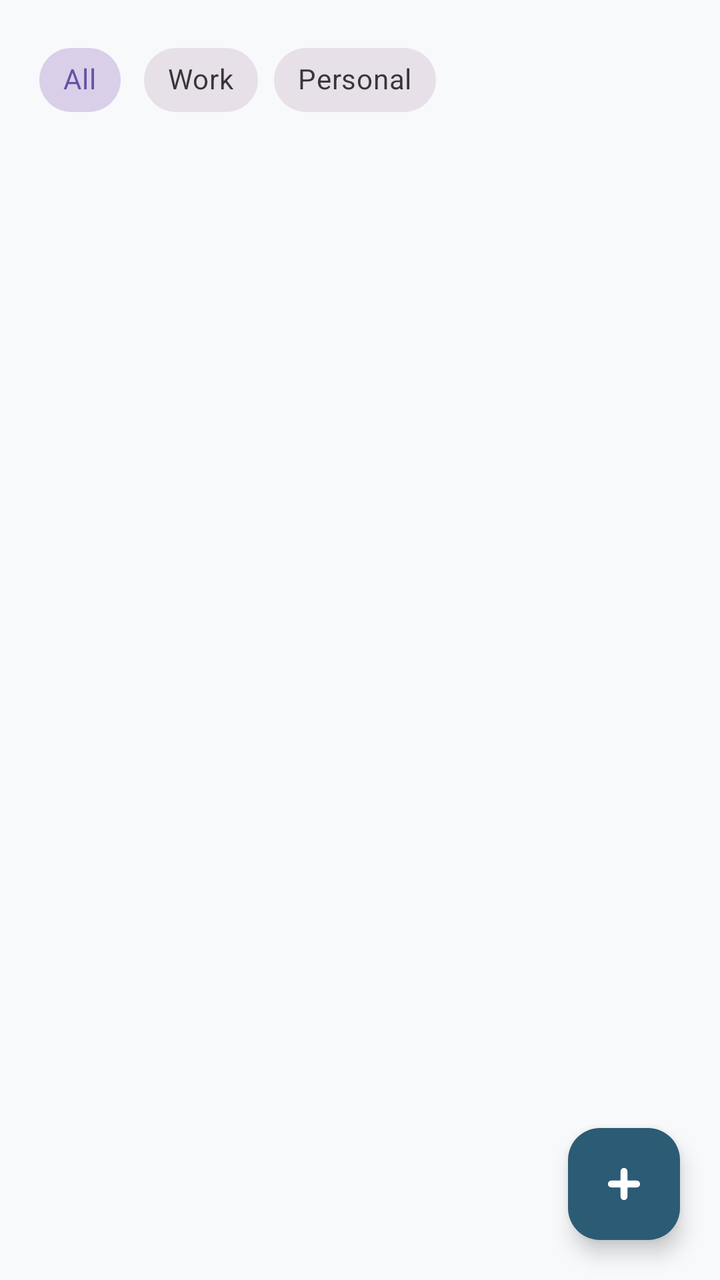
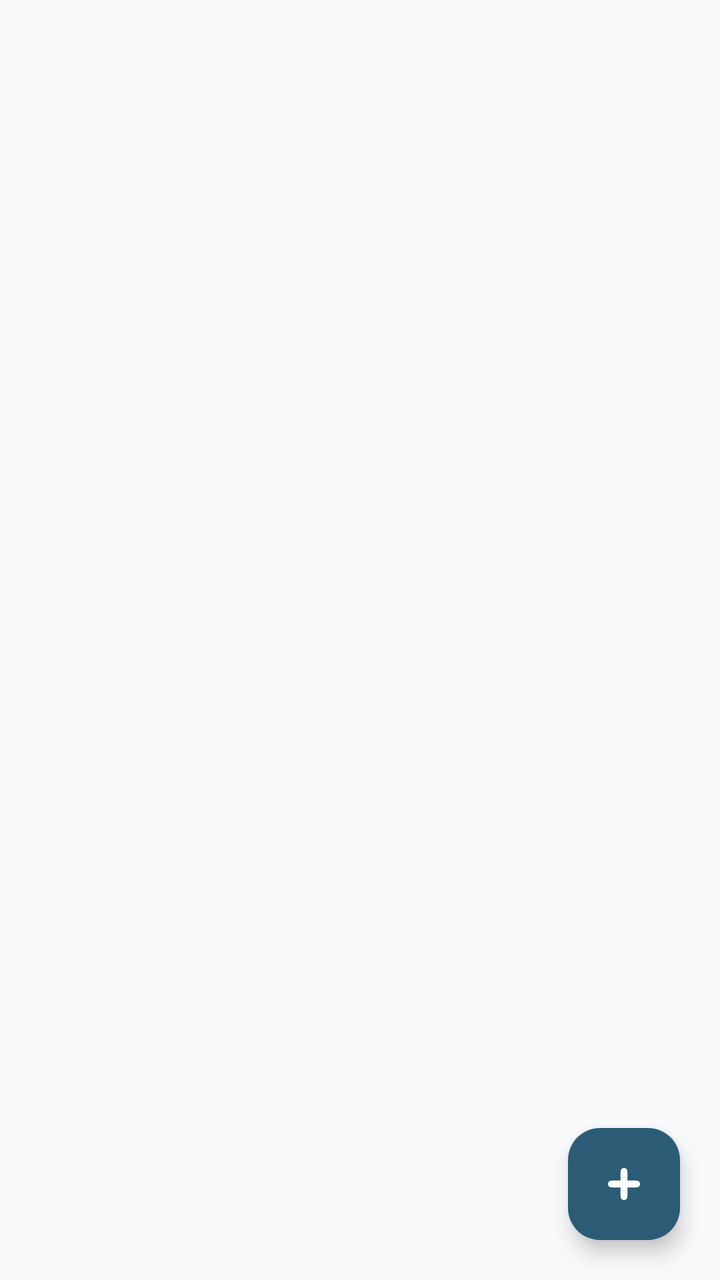

Two renders of the same Android screen: before a commit and after it. Below are the layout's source before the change and the commit's diff.
<!-- AndroidManifest.xml: application theme Theme.Act1PGL -->
<!-- res/layout/fragment_tasks.xml -->
<?xml version="1.0" encoding="utf-8"?>
<RelativeLayout xmlns:android="http://schemas.android.com/apk/res/android"
    xmlns:app="http://schemas.android.com/apk/res-auto"
    android:layout_width="match_parent"
    android:layout_height="match_parent"
    android:background="#F8F9FA">

    
    <HorizontalScrollView
        android:id="@+id/scroll_chips"
        android:layout_width="match_parent"
        android:layout_height="wrap_content"
        android:scrollbars="none"
        android:paddingHorizontal="16dp"
        android:paddingTop="16dp"
        android:paddingBottom="8dp">

        <com.google.android.material.chip.ChipGroup
            android:id="@+id/chip_group_filter"
            android:layout_width="wrap_content"
            android:layout_height="wrap_content"
            app:singleSelection="true"
            app:selectionRequired="true">

            <com.google.android.material.chip.Chip
                android:id="@+id/chip_all"
                style="@style/Widget.MaterialComponents.Chip.Choice"
                android:layout_width="wrap_content"
                android:layout_height="wrap_content"
                android:checked="true"
                android:text="All" />

            <com.google.android.material.chip.Chip
                android:id="@+id/chip_work"
                style="@style/Widget.MaterialComponents.Chip.Choice"
                android:layout_width="wrap_content"
                android:layout_height="wrap_content"
                android:text="Work" />

            <com.google.android.material.chip.Chip
                android:id="@+id/chip_personal"
                style="@style/Widget.MaterialComponents.Chip.Choice"
                android:layout_width="wrap_content"
                android:layout_height="wrap_content"
                android:text="Personal" />

        </com.google.android.material.chip.ChipGroup>
    </HorizontalScrollView>

    
    <androidx.recyclerview.widget.RecyclerView
        android:id="@+id/recycler_tasks"
        android:layout_width="match_parent"
        android:layout_height="match_parent"
        android:layout_below="@id/scroll_chips"
        android:clipToPadding="false"
        android:padding="16dp" />

    
    <com.google.android.material.floatingactionbutton.FloatingActionButton
        android:id="@+id/fab_add_task"
        android:layout_width="wrap_content"
        android:layout_height="wrap_content"
        android:layout_alignParentEnd="true"
        android:layout_alignParentBottom="true"
        android:layout_marginEnd="20dp"
        android:layout_marginBottom="20dp"
        android:contentDescription="Add Task"
        android:src="@drawable/ic_add"
        app:backgroundTint="#2B5B75"
        app:tint="#FFFFFF" />

</RelativeLayout>
<!-- resources referenced by this layout -->
<resources>
  <!-- drawable ic_add (drawable) -->
  <vector xmlns:android="http://schemas.android.com/apk/res/android"
      android:width="612dp"
      android:height="612dp"
      android:viewportWidth="612"
      android:viewportHeight="612">
    <path
        android:pathData="M295.5,102.3c-17.3,4.5 -30,18.5 -32.5,35.9 -0.5,3.5 -1,32.7 -1,65l0,58.8 -59.2,-0c-34,-0 -61.9,0.4 -65.3,1 -3.3,0.5 -8.9,2.4 -12.5,4.2 -26.1,12.8 -31.9,48.4 -11.5,69.4 6.2,6.3 15.3,11 24.1,12.4 3.3,0.6 31.9,1 65.2,1l59.2,-0 0,60.1c0,66.9 0.2,68.7 6.6,79.6 14.2,24.1 47.8,28.4 68,8.8 6.1,-6 10.8,-14.8 12.4,-23.4 0.6,-3.3 1,-28.7 1,-65.2l0,-59.9 59.9,-0c36.5,-0 61.9,-0.4 65.2,-1 23.5,-4.5 38.8,-26.3 35.2,-50 -2.9,-18.5 -17.9,-33.4 -36.4,-36 -3.5,-0.5 -32.8,-1 -65.1,-1l-58.7,-0 -0.3,-63.3 -0.3,-63.2 -2.3,-5.7c-7,-17.4 -21,-27.5 -39.2,-28.4 -4.2,-0.2 -9.7,0.2 -12.5,0.9z"
        android:fillColor="#000000"
        android:strokeColor="#00000000"/>
  </vector>
  <style name="Theme.Act1PGL" parent="Base.Theme.Act1PGL" />
  <style name="Base.Theme.Act1PGL" parent="Theme.Material3.DayNight.NoActionBar">
          
          
      </style>
</resources>

<!-- the commit's change to res/layout/fragment_tasks.xml (unified diff, before → after) -->
@@ -20,31 +20,7 @@
             android:layout_width="wrap_content"
             android:layout_height="wrap_content"
             app:singleSelection="true"
-            app:selectionRequired="true">
-
-            <com.google.android.material.chip.Chip
-                android:id="@+id/chip_all"
-                style="@style/Widget.MaterialComponents.Chip.Choice"
-                android:layout_width="wrap_content"
-                android:layout_height="wrap_content"
-                android:checked="true"
-                android:text="All" />
-
-            <com.google.android.material.chip.Chip
-                android:id="@+id/chip_work"
-                style="@style/Widget.MaterialComponents.Chip.Choice"
-                android:layout_width="wrap_content"
-                android:layout_height="wrap_content"
-                android:text="Work" />
-
-            <com.google.android.material.chip.Chip
-                android:id="@+id/chip_personal"
-                style="@style/Widget.MaterialComponents.Chip.Choice"
-                android:layout_width="wrap_content"
-                android:layout_height="wrap_content"
-                android:text="Personal" />
-
-        </com.google.android.material.chip.ChipGroup>
+            app:selectionRequired="true" />
     </HorizontalScrollView>
 
     
